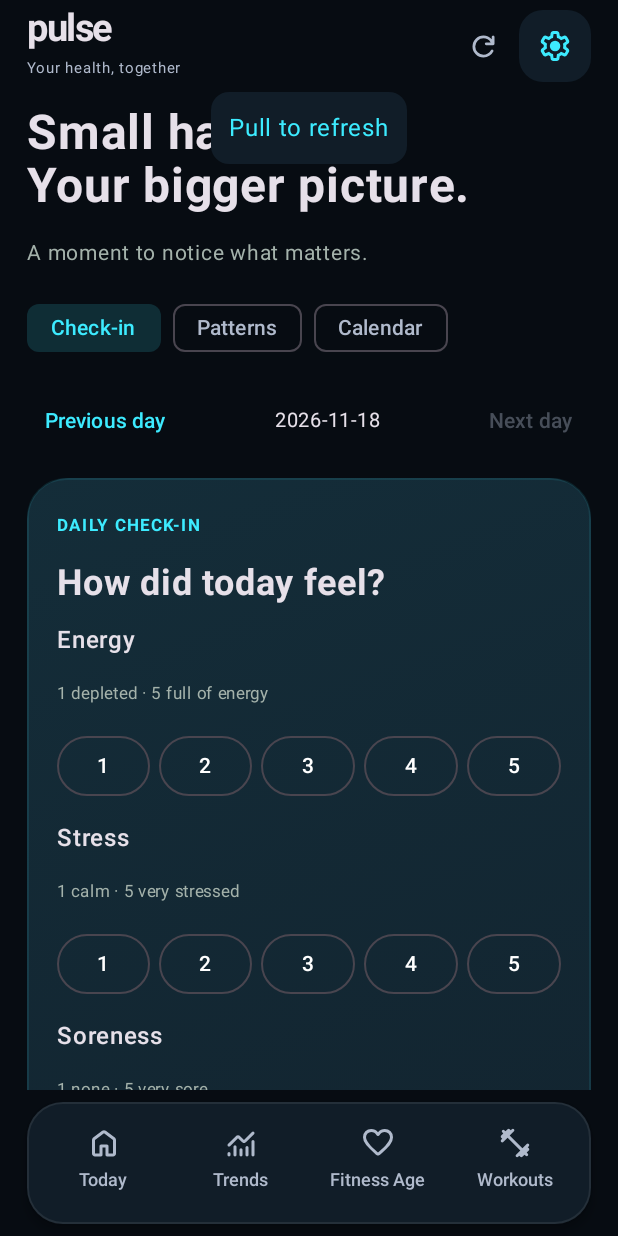
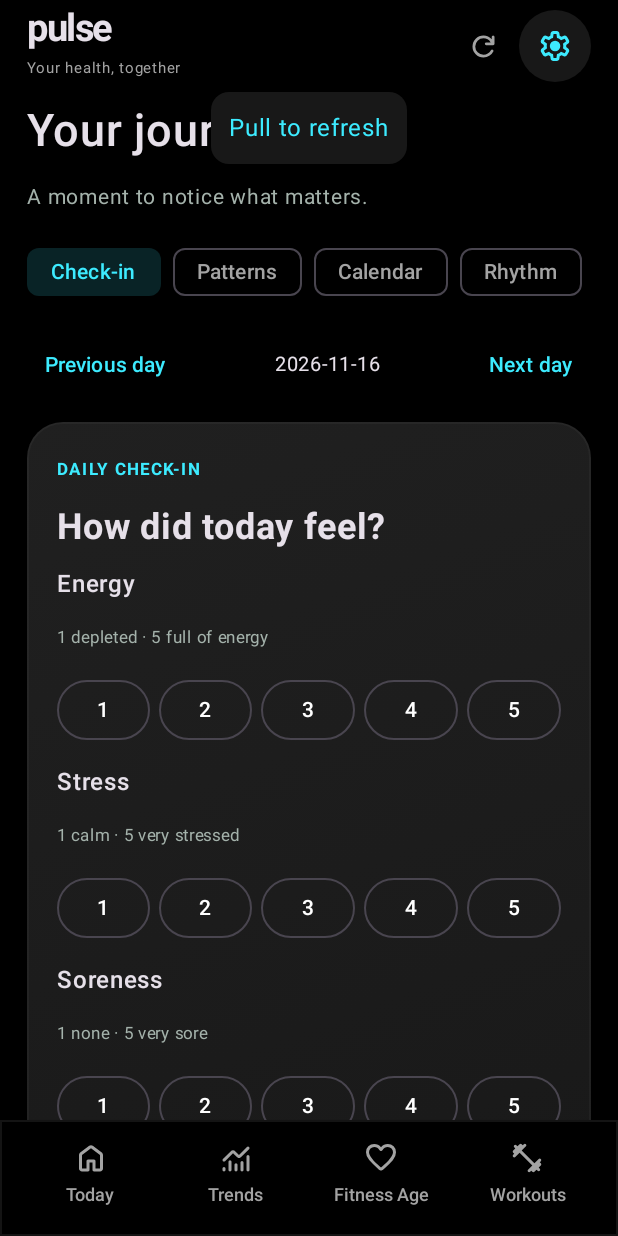
Before and after one commit to abhimanyuthakur98/GarminCodex165, an Android app built with Jetpack Compose: the screen it shows after launch (MainActivity), after a tap on "Journal", on a phone screen of 412 x 824 dp. Run offline under Robolectric (Android 15) with nearby library versions, the phone set to English and light mode, and no system bars; our stand-ins replace Room's generated code; libraries missing offline, so code that uses them is left out: androidx.health.connect; pictures from the network do not load; 4 statements that could not run were skipped.

Commit message:
Redesign Pulse with charcoal cards and compact charts; reset and refresh current day on reopen

```diff
--- a/app/build.gradle.kts
+++ b/app/build.gradle.kts
@@ -6,7 +6,7 @@ plugins {
 android {
     namespace = "com.garmincodex.app"
     compileSdk = 36
-    defaultConfig { applicationId = "com.garmincodex.app"; minSdk = 26; targetSdk = 36; versionCode = 19; versionName = "0.17.0"; manifestPlaceholders["appLabel"] = "Pulse 165" }
+    defaultConfig { applicationId = "com.garmincodex.app"; minSdk = 26; targetSdk = 36; versionCode = 20; versionName = "0.18.0"; manifestPlaceholders["appLabel"] = "Pulse 165" }
     signingConfigs { getByName("debug") { storeFile = rootProject.file(".signing/pulse-test.jks") } }
     buildTypes { getByName("debug") { applicationIdSuffix = ".testing2"; manifestPlaceholders["appLabel"] = "Pulse" } }
     buildFeatures { compose = true }
--- a/app/src/main/java/com/garmincodex/app/Appearance.kt
+++ b/app/src/main/java/com/garmincodex/app/Appearance.kt
@@ -18,13 +18,13 @@ import androidx.compose.ui.unit.dp
 import androidx.compose.ui.unit.sp
 
 data class PulseStyle(val name:String,val title:String,val primary:Color,val secondary:Color,val violet:Color,val warm:Color,val background:Color,val surface:Color,val seed:Color=primary) {
-    val muted:Color get()=Color(0xFFB0BACC)
+    val muted:Color get()=Color(0xFFA3A3A3)
     val line:Color get()=primary.copy(alpha=.18f)
     companion object {
-        val NEON_CYAN=PulseStyle("NEON_CYAN","Neon Cyan",Color(0xFF3DEBFF),Color(0xFF7AFFB2),Color(0xFFC0A0FF),Color(0xFFFFAA70),Color(0xFF070C12),Color(0xFF111D28))
-        val NEON_LIME=PulseStyle("NEON_LIME","Neon Lime",Color(0xFFC6FF42),Color(0xFF40F5CA),Color(0xFFE1A0FF),Color(0xFFFFA477),Color(0xFF090D09),Color(0xFF182016))
-        val NEON_VIOLET=PulseStyle("NEON_VIOLET","Neon Violet",Color(0xFFD0A0FF),Color(0xFF62E9FF),Color(0xFFFF8DD7),Color(0xFFFFB381),Color(0xFF100B17),Color(0xFF23192F))
-        val MIDNIGHT=PulseStyle("MIDNIGHT","Midnight Blue",Color(0xFF88B5FF),Color(0xFF8FD8CE),Color(0xFFC0AFF5),Color(0xFFFFB28D),Color(0xFF0C1018),Color(0xFF171E2B))
+        val NEON_CYAN=PulseStyle("NEON_CYAN","Neon Cyan",Color(0xFF3DEBFF),Color(0xFF7AFFB2),Color(0xFFC0A0FF),Color(0xFFFFAA70),Color(0xFF000000),Color(0xFF181818))
+        val NEON_LIME=PulseStyle("NEON_LIME","Neon Lime",Color(0xFFC6FF42),Color(0xFF40F5CA),Color(0xFFE1A0FF),Color(0xFFFFA477),Color(0xFF000000),Color(0xFF181818))
+        val NEON_VIOLET=PulseStyle("NEON_VIOLET","Neon Violet",Color(0xFFD0A0FF),Color(0xFF62E9FF),Color(0xFFFF8DD7),Color(0xFFFFB381),Color(0xFF000000),Color(0xFF181818))
+        val MIDNIGHT=PulseStyle("MIDNIGHT","Midnight Blue",Color(0xFF88B5FF),Color(0xFF8FD8CE),Color(0xFFC0AFF5),Color(0xFFFFB28D),Color(0xFF000000),Color(0xFF181818))
         val entries=listOf(NEON_CYAN,NEON_LIME,NEON_VIOLET,MIDNIGHT)
         fun custom(hex:String):PulseStyle? {
             val clean=hex.removePrefix("#").uppercase()
@@ -32,7 +32,7 @@ data class PulseStyle(val name:String,val title:String,val primary:Color,val sec
             val seed=Color(0xFF000000 or clean.toLong(16))
             var accent=seed
             repeat(12){if(accent.luminance()<.4f) accent=lerp(accent,Color.White,.12f)}
-            return PulseStyle("CUSTOM:"+clean,"Custom colour",accent,lerp(accent,Color(0xFF7AFFB2),.3f),lerp(accent,Color(0xFFD5A7FF),.5f),lerp(accent,Color(0xFFFFAA70),.65f),lerp(Color(0xFF080B10),seed,.045f),lerp(Color(0xFF171D26),seed,.09f),seed)
+            return PulseStyle("CUSTOM:"+clean,"Custom colour",accent,lerp(accent,Color(0xFF7AFFB2),.3f),lerp(accent,Color(0xFFD5A7FF),.5f),lerp(accent,Color(0xFFFFAA70),.65f),Color.Black,Color(0xFF181818),seed)
         }
         fun fromId(id:String?)=entries.firstOrNull{it.name==id} ?: id?.takeIf{it.startsWith("CUSTOM:")}?.let{custom(it.substringAfter(':'))} ?: NEON_CYAN
     }
@@ -69,7 +69,7 @@ internal val LocalPulseStyle=staticCompositionLocalOf { PulseStyle.NEON_CYAN }
             Text(label,fontSize=12.sp)
             Slider(channels[index],{v->val c=channels.toMutableList();c[index]=v;hex="%02X%02X%02X".format((c[0]*255).toInt(),(c[1]*255).toInt(),(c[2]*255).toInt())},modifier=Modifier.semantics{contentDescription=label+" colour channel"})
         }
-        Text("Your exact shade colours the activity tiles. Text and accents adapt for readability.",fontSize=12.sp)
+        Text("Your shade becomes the accent for numbers, charts and controls. Dark surfaces stay calm; accents adapt for readability.",fontSize=12.sp)
         Button(onClick={candidate?.let(onSelect)},enabled=candidate!=null,modifier=Modifier.fillMaxWidth()){Text("Apply custom colour")}
     }
 }
--- a/app/src/main/java/com/garmincodex/app/DashboardUi.kt
+++ b/app/src/main/java/com/garmincodex/app/DashboardUi.kt
@@ -48,7 +48,7 @@ private fun clock(t: Long?) = t?.let { Instant.ofEpochMilli(it).atZone(ZoneId.sy
 @OptIn(androidx.compose.material3.ExperimentalMaterial3Api::class)
 @Composable fun PulseDashboard(days: List<ConnectedDay>, sync: SyncState, live: DashboardState, connection: String, message: String?, sleepNeed: Int, maximumHr: Int, restingHr: Int,
     onConnect: () -> Unit, onSync: () -> Unit, onHealthSettings: () -> Unit, onSourceApp: () -> Unit, onBackground: () -> Unit,
-    onProfile: (Int, Int, Int) -> Unit, onClear: () -> Unit, onLive: () -> Unit, onStop: () -> Unit, goals: PersonalGoals = PersonalGoals(), onGoals: (PersonalGoals) -> Unit = {}, preferences: DashboardPreferences = DashboardPreferences(), onPreferences: (DashboardPreferences) -> Unit = {}, workouts: List<Workout> = emptyList(), checkIns: List<WorkoutCheckIn> = emptyList(), onCheckIn: (WorkoutCheckIn) -> Unit = {}, onImportFit: () -> Unit = {}, onRemoveWorkout: (String) -> Unit = {}, workoutMessage: String? = null, importingFit: Boolean = false, journal: List<JournalEntry> = emptyList(), habits: List<HabitTag> = emptyList(), onJournal: (JournalEntry) -> Unit = {}, onHabit: (HabitTag) -> Unit = {}, onDeleteJournal: (String) -> Unit = {}, onClearJournal: () -> Unit = {}, reminder: JournalReminder = JournalReminder(), onReminder: (JournalReminder) -> Unit = {}, miles: Boolean = false, onMiles: (Boolean) -> Unit = {}, onDismissMessage: () -> Unit = {}, onStepSource:(String)->Unit = {}, appearance:PulseStyle=PulseStyle.NEON_CYAN, onAppearance:(PulseStyle)->Unit = {}, onHistorySync:()->Unit = onSync) {
+    onProfile: (Int, Int, Int) -> Unit, onClear: () -> Unit, onLive: () -> Unit, onStop: () -> Unit, goals: PersonalGoals = PersonalGoals(), onGoals: (PersonalGoals) -> Unit = {}, preferences: DashboardPreferences = DashboardPreferences(), onPreferences: (DashboardPreferences) -> Unit = {}, workouts: List<Workout> = emptyList(), checkIns: List<WorkoutCheckIn> = emptyList(), onCheckIn: (WorkoutCheckIn) -> Unit = {}, onImportFit: () -> Unit = {}, onRemoveWorkout: (String) -> Unit = {}, workoutMessage: String? = null, importingFit: Boolean = false, journal: List<JournalEntry> = emptyList(), habits: List<HabitTag> = emptyList(), onJournal: (JournalEntry) -> Unit = {}, onHabit: (HabitTag) -> Unit = {}, onDeleteJournal: (String) -> Unit = {}, onClearJournal: () -> Unit = {}, reminder: JournalReminder = JournalReminder(), onReminder: (JournalReminder) -> Unit = {}, miles: Boolean = false, onMiles: (Boolean) -> Unit = {}, onDismissMessage: () -> Unit = {}, onStepSource:(String)->Unit = {}, appearance:PulseStyle=PulseStyle.NEON_CYAN, onAppearance:(PulseStyle)->Unit = {}, onHistorySync:()->Unit = onSync,foregroundRequest:Int=0,foregroundDate:String=LocalDate.now().toString()) {
     val palette = LocalPulseStyle.current
     val Lime = palette.primary
     val Orange = palette.warm
@@ -69,6 +69,7 @@ private fun clock(t: Long?) = t?.let { Instant.ofEpochMilli(it).atZone(ZoneId.sy
     var settingsReturnPage by rememberSaveable { mutableIntStateOf(0) }
     var selected by rememberSaveable { mutableStateOf(LocalDate.now().toString()) }
     var preview by rememberSaveable { mutableStateOf(false) }
+    LaunchedEffect(foregroundRequest,foregroundDate) { selected=foregroundDate;preview=false }
     val day = if (preview) previewDay(selected) else days.firstOrNull { it.date == selected }
     var profile by remember { mutableStateOf(false) }; var clear by remember { mutableStateOf(false) }
     var needState by remember(sleepNeed) { mutableIntStateOf(sleepNeed) }; var maxState by remember(maximumHr) { mutableIntStateOf(maximumHr) }; var restState by remember(restingHr) { mutableIntStateOf(restingHr) }
@@ -107,7 +108,7 @@ private fun clock(t: Long?) = t?.let { Instant.ofEpochMilli(it).atZone(ZoneId.sy
                 0 -> {
                     TodayDate(selected, { selected = it }, { journalDate=selected;journalRequest++;page=5 })
                     if(!expandedToday) {
-                        TodaySnapshot(day,sync,goals,needState,{detail=it},{page=6})
+                        TodaySnapshot(day,sync,goals,needState,{detail=it},{page=6},history=days)
                         OutlinedButton(onClick={expandedToday=true},modifier=Modifier.fillMaxWidth()){Text("All details")}
                     } else {
                     TextButton(onClick={expandedToday=false}) { Text("‹ Back to snapshot") }
--- a/app/src/main/java/com/garmincodex/app/DesignSystem.kt
+++ b/app/src/main/java/com/garmincodex/app/DesignSystem.kt
@@ -26,8 +26,8 @@ import androidx.compose.ui.text.font.FontWeight
 
     OutlinedButton(onClick=onClick,modifier=Modifier.heightIn(min=48.dp),shape=RoundedCornerShape(16.dp),
         contentPadding=PaddingValues(horizontal=10.dp,vertical=8.dp),
-        border=BorderStroke(1.dp,palette.primary.copy(alpha=if(selected) .6f else .22f)),
-        colors=ButtonDefaults.outlinedButtonColors(containerColor=palette.primary.copy(alpha=if(selected) .16f else .07f),contentColor=palette.primary)) {
+        border=BorderStroke(1.dp,Color.White.copy(alpha=.1f)),
+        colors=ButtonDefaults.outlinedButtonColors(containerColor=palette.surface,contentColor=palette.primary)) {
         Icon(androidx.compose.ui.res.painterResource(R.drawable.symbol_book),null,tint=palette.primary,modifier=Modifier.size(18.dp))
         Spacer(Modifier.width(6.dp));Text("Journal",fontSize=12.sp,fontWeight=FontWeight.SemiBold,maxLines=1)
     }
@@ -37,12 +37,12 @@ import androidx.compose.ui.text.font.FontWeight
     val palette = LocalPulseStyle.current
     val Lime = palette.primary
 
-    Surface(Modifier.navigationBarsPadding().padding(horizontal=18.dp,vertical=8.dp),shape=RoundedCornerShape(24.dp),color=palette.surface,border=androidx.compose.foundation.BorderStroke(1.dp,Color.White.copy(alpha=.08f)),shadowElevation=4.dp) {
-        Row(Modifier.fillMaxWidth().padding(5.dp),horizontalArrangement=Arrangement.SpaceEvenly) {
+    Surface(Modifier.navigationBarsPadding(),shape=RoundedCornerShape(0.dp),color=palette.background,border=androidx.compose.foundation.BorderStroke(1.dp,Color.White.copy(alpha=.08f)),shadowElevation=4.dp) {
+        Row(Modifier.fillMaxWidth().padding(horizontal=12.dp,vertical=5.dp),horizontalArrangement=Arrangement.SpaceEvenly) {
             listOf(0 to "Today",1 to "Trends",2 to "Fitness Age",4 to "Workouts").forEach { (index,label) ->
-                val selectedBackground by animateColorAsState(if(page==index) Lime.copy(alpha=.15f) else Color.Transparent,label="dock-selection")
+                val selectedBackground by animateColorAsState(if(page==index) Lime.copy(alpha=.055f) else Color.Transparent,label="dock-selection")
                 val tint by animateColorAsState(if(page==index) Lime else palette.muted,label="dock-tint")
-                Column(Modifier.weight(1f).background(selectedBackground,RoundedCornerShape(22.dp)).selectable(page==index,role=Role.Tab,onClick={onPage(index)}).padding(vertical=10.dp),horizontalAlignment=Alignment.CenterHorizontally,verticalArrangement=Arrangement.spacedBy(5.dp)) {
+                Column(Modifier.weight(1f).background(selectedBackground,RoundedCornerShape(22.dp)).selectable(page==index,role=Role.Tab,onClick={onPage(index)}).padding(vertical=8.dp),horizontalAlignment=Alignment.CenterHorizontally,verticalArrangement=Arrangement.spacedBy(5.dp)) {
                     DockIcon(index,tint)
                     BasicText(label,modifier=Modifier.fillMaxWidth(),maxLines=1,autoSize=TextAutoSize.StepBased(10.sp,12.sp),style=TextStyle(color=tint,textAlign=androidx.compose.ui.text.style.TextAlign.Center,fontWeight=if(page==index) FontWeight.Bold else FontWeight.Medium))
                     Box(Modifier.size(width=14.dp,height=2.dp).background(if(page==index)Lime else Color.Transparent,RoundedCornerShape(2.dp)))
@@ -58,7 +58,7 @@ import androidx.compose.ui.text.font.FontWeight
 @Composable internal fun JournalCard(title:String,accent:Color=LocalPulseStyle.current.primary,content:@Composable ColumnScope.()->Unit) {
     val palette = LocalPulseStyle.current
 
-    Column(Modifier.fillMaxWidth().background(Brush.linearGradient(listOf(accent.copy(alpha=.08f).compositeOver(palette.surface),palette.surface)),RoundedCornerShape(28.dp)).border(1.dp,accent.copy(alpha=.10f),RoundedCornerShape(26.dp)).padding(20.dp),verticalArrangement=Arrangement.spacedBy(12.dp)) {
+    Column(Modifier.fillMaxWidth().background(Brush.linearGradient(listOf(Color(0xFF202020),Color(0xFF141414))),RoundedCornerShape(24.dp)).border(1.dp,Color.White.copy(alpha=.035f),RoundedCornerShape(24.dp)).padding(20.dp),verticalArrangement=Arrangement.spacedBy(12.dp)) {
         Text(title,color=accent,fontSize=11.sp,fontWeight=FontWeight.Bold,letterSpacing=1.3.sp);content()
     }
 }
--- a/app/src/main/java/com/garmincodex/app/HealthRepository.kt
+++ b/app/src/main/java/com/garmincodex/app/HealthRepository.kt
@@ -84,6 +84,11 @@ class DashboardViewModel(private val repo: HealthRepository, val sync: HealthCon
     val connected = dao.connected().stateIn(viewModelScope, SharingStarted.WhileSubscribed(5000), emptyList())
     val syncStatus = sync.status.asStateFlow()
     private var syncJob: Job? = null
+    private var dayRefreshJob: Job? = null
+    fun refreshCurrentDay() {
+        if(dayRefreshJob?.isActive==true)return
+        dayRefreshJob=viewModelScope.launch { syncJob?.join();refresh() }
+    }
     fun refresh(fullHistory:Boolean=false,onFinished: ((Boolean) -> Unit)? = null) { if (syncJob?.isActive == true) return; syncJob = viewModelScope.launch { val success=sync.sync(fullHistory);onFinished?.invoke(success) } }
     fun clearImported() { viewModelScope.launch { sync.clear() } }
     val state = repo.state.asStateFlow()
--- a/app/src/main/java/com/garmincodex/app/JournalUi.kt
+++ b/app/src/main/java/com/garmincodex/app/JournalUi.kt
@@ -27,10 +27,11 @@ private val JournalMuted=Color(0xFFA4B2AB)
     var clear by remember {mutableStateOf(false)}
     var lastRequest by rememberSaveable{mutableIntStateOf(openRequest)}
     LaunchedEffect(openRequest){if(lastRequest!=openRequest){date=initialDate;tab=0;month=YearMonth.from(LocalDate.parse(initialDate)).toString();lastRequest=openRequest}}
-    Text("Small habits.\nYour bigger picture.",fontSize=32.sp,lineHeight=35.sp,fontWeight=FontWeight.Bold)
+    Text("Your journal",fontSize=30.sp,fontWeight=FontWeight.Medium)
     Text("A moment to notice what matters.",color=JournalMuted,fontSize=14.sp)
-    Row(horizontalArrangement=Arrangement.spacedBy(8.dp)) {listOf("Check-in","Patterns","Calendar").forEachIndexed {i,title->FilterChip(tab==i,{tab=i},label={Text(title)})}}
+    Row(Modifier.horizontalScroll(rememberScrollState()),horizontalArrangement=Arrangement.spacedBy(8.dp)) {listOf("Check-in","Patterns","Calendar","Rhythm").forEachIndexed {i,title->FilterChip(tab==i,{tab=i},label={Text(title)})}}
     when(tab) {
+        3 -> JournalRhythm(entries)
         0 -> {
             Row(Modifier.fillMaxWidth(),horizontalArrangement=Arrangement.SpaceBetween,verticalAlignment=Alignment.CenterVertically) {TextButton(onClick={date=LocalDate.parse(date).minusDays(1).toString()}){Text("Previous day")};Text(date,fontSize=13.sp);TextButton(enabled=LocalDate.parse(date)<LocalDate.now(),onClick={date=LocalDate.parse(date).plusDays(1).toString()}){Text("Next day")}}
             key(date) { JournalForm(date,entries.firstOrNull{it.date==date},tags,onSave,onTag,onDelete) }
--- a/app/src/main/java/com/garmincodex/app/MainActivity.kt
+++ b/app/src/main/java/com/garmincodex/app/MainActivity.kt
@@ -25,6 +25,8 @@ import org.koin.android.ext.android.get
 
 class MainActivity : ComponentActivity() {
     private lateinit var vm: DashboardViewModel
+    private var foregroundRequest by mutableIntStateOf(0)
+    private var foregroundDate by mutableStateOf(java.time.LocalDate.now().toString())
     private val uiMessage = mutableStateOf<String?>(null)
     private val choosing = mutableStateOf(false)
     private val healthPermissions = registerForActivityResult(PermissionController.createRequestPermissionResultContract()) { vm.refresh() }
@@ -65,13 +67,25 @@ class MainActivity : ComponentActivity() {
         if (vm.sync.availability() == HealthConnectClient.SDK_AVAILABLE) healthPermissions.launch(HealthConnectSync.READ_PERMISSIONS)
         else open(Intent(Intent.ACTION_VIEW, Uri.parse("https://play.google.com/store/apps/details?id=com.google.android.apps.healthdata")))
     }
-    override fun onResume() { super.onResume(); if (::vm.isInitialized) vm.refresh() }
+    override fun onResume() {
+        super.onResume()
+        foregroundDate=java.time.LocalDate.now().toString()
+        foregroundRequest++
+        if (::vm.isInitialized) vm.refreshCurrentDay()
+    }
     override fun onCreate(savedInstanceState: Bundle?) {
         super.onCreate(savedInstanceState); enableEdgeToEdge(); reminderState.value=JournalNotifications.read(this)
         vm = ViewModelProvider(this, object : ViewModelProvider.Factory {
             @Suppress("UNCHECKED_CAST") override fun <T : androidx.lifecycle.ViewModel> create(modelClass: Class<T>): T = get<DashboardViewModel>() as T
         })[DashboardViewModel::class.java]
         lifecycleScope.launch { repeatOnLifecycle(Lifecycle.State.RESUMED) { while(true) { delay(600000); vm.refresh() } } }
+        lifecycleScope.launch { repeatOnLifecycle(Lifecycle.State.RESUMED) {
+            while(true) {
+                delay(30000)
+                val today=java.time.LocalDate.now().toString()
+                if(today!=foregroundDate) { foregroundDate=today;foregroundRequest++;vm.refreshCurrentDay() }
+            }
+        } }
         setContent {
             val appearance by vm.sync.appearance.collectAsStateWithLifecycle()
             val dashboardPreferences by vm.sync.dashboardPreferences.collectAsStateWithLifecycle()
@@ -97,7 +111,7 @@ class MainActivity : ComponentActivity() {
                     onProfile = { n, m, r -> vm.sync.saveProfile(n, m, r); vm.refresh() }, onClear = { vm.clearImported() },
                     onLive = { stopService(Intent(this, TrackingService::class.java)); blePermissions.launch(if (Build.VERSION.SDK_INT >= 31) arrayOf(Manifest.permission.BLUETOOTH_SCAN, Manifest.permission.BLUETOOTH_CONNECT) else arrayOf(Manifest.permission.ACCESS_FINE_LOCATION)) },
                     onStop = { vm.stop(); stopService(Intent(this, TrackingService::class.java)) },
-                    goals = goals, onGoals = { vm.sync.saveGoals(it) }, preferences = if(intent.getBooleanExtra("openJournal",false)) dashboardPreferences.copy(startPage=5) else if(intent.getBooleanExtra("openToday",false)) dashboardPreferences.copy(startPage=0) else dashboardPreferences, onPreferences = { vm.sync.saveDashboard(it) }, workouts = workouts, checkIns = checkIns, onCheckIn = vm::saveCheckIn, onImportFit = { fitPicker.launch(arrayOf("*/*")) }, onRemoveWorkout = vm::removeWorkout, workoutMessage = workoutMessage, importingFit = importingFit, journal = journal, habits = habits, onJournal = vm::saveJournal, onHabit = vm::saveHabit, onDeleteJournal = vm::deleteJournal, onClearJournal = vm::clearJournal, reminder = reminderState.value, onReminder = ::setJournalReminder, miles = miles, onMiles = vm.sync::saveDistanceMiles, onDismissMessage = {uiMessage.value=null}, onStepSource = { vm.sync.saveStepSource(it); vm.refresh() }, appearance=appearance, onAppearance=vm.sync::saveAppearance, onHistorySync={vm.refresh(fullHistory=true)})
+                    goals = goals, onGoals = { vm.sync.saveGoals(it) }, preferences = if(intent.getBooleanExtra("openJournal",false)) dashboardPreferences.copy(startPage=5) else if(intent.getBooleanExtra("openToday",false)) dashboardPreferences.copy(startPage=0) else dashboardPreferences, onPreferences = { vm.sync.saveDashboard(it) }, workouts = workouts, checkIns = checkIns, onCheckIn = vm::saveCheckIn, onImportFit = { fitPicker.launch(arrayOf("*/*")) }, onRemoveWorkout = vm::removeWorkout, workoutMessage = workoutMessage, importingFit = importingFit, journal = journal, habits = habits, onJournal = vm::saveJournal, onHabit = vm::saveHabit, onDeleteJournal = vm::deleteJournal, onClearJournal = vm::clearJournal, reminder = reminderState.value, onReminder = ::setJournalReminder, miles = miles, onMiles = vm.sync::saveDistanceMiles, onDismissMessage = {uiMessage.value=null}, onStepSource = { vm.sync.saveStepSource(it); vm.refresh() }, appearance=appearance, onAppearance=vm.sync::saveAppearance, onHistorySync={vm.refresh(fullHistory=true)},foregroundRequest=foregroundRequest,foregroundDate=foregroundDate)
                 if (choosing.value) WatchDialog(watches, connection, { choosing.value = false }, { vm.scan() }) {
                     vm.select(it); choosing.value = false
                     try { ContextCompat.startForegroundService(this, Intent(this, TrackingService::class.java)) }
--- a/app/src/main/java/com/garmincodex/app/TodayUi.kt
+++ b/app/src/main/java/com/garmincodex/app/TodayUi.kt
@@ -37,7 +37,7 @@ private val Lavender=Color(0xFFC0AFF5)
         IconButton(onClick=onSync,enabled=!busy,modifier=Modifier.semantics{contentDescription=if(busy) "Syncing health data" else "Sync health data"}) {
             Icon(painterResource(R.drawable.symbol_refresh),null,tint=if(busy)palette.muted.copy(alpha=.4f) else palette.muted,modifier=Modifier.size(22.dp))
         }
-        if(onBack==null) IconButton(onClick=onSettings,modifier=Modifier.background(palette.surface,RoundedCornerShape(16.dp)).semantics{contentDescription="Open Settings"}) { DockIcon(3,palette.primary) }
+        if(onBack==null) IconButton(onClick=onSettings,modifier=Modifier.background(palette.surface,RoundedCornerShape(50.dp)).semantics{contentDescription="Open Settings"}) { DockIcon(3,palette.primary) }
     }
 }
 @Composable internal fun TodayDate(date:String,onDate:(String)->Unit,onJournal:()->Unit) {
@@ -48,11 +48,12 @@ private val Lavender=Color(0xFFC0AFF5)
     var calendar by remember{mutableStateOf(false)}
     Row(Modifier.fillMaxWidth(),verticalAlignment=Alignment.CenterVertically) {
         Column(Modifier.weight(1f).clickable(role=Role.Button,onClickLabel="Show date navigation"){calendar=!calendar}.padding(vertical=6.dp)) {
-            Text(if(d==LocalDate.now()) "Today" else d.format(DateTimeFormatter.ofPattern("EEEE")),fontSize=36.sp,fontWeight=FontWeight.Bold)
+            Text(if(d==LocalDate.now()) "Today" else d.format(DateTimeFormatter.ofPattern("EEEE")),fontSize=28.sp,fontWeight=FontWeight.Medium)
             Text(d.format(DateTimeFormatter.ofPattern("d MMM yyyy"))+"  ▾",fontSize=12.sp,color=Soft)
         }
         JournalAction(false,onJournal)
     }
+    QuickWeek(date,onDate)
     if(calendar) Row(Modifier.fillMaxWidth(),verticalAlignment=Alignment.CenterVertically,horizontalArrangement=Arrangement.SpaceBetween) {
         TextButton(onClick={onDate(d.minusDays(1).toString())},modifier=Modifier.semantics{contentDescription="Previous day"}){Text("‹ Previous")}
         TextButton(onClick={onDate(LocalDate.now().toString());calendar=false}){Text("Today")}
@@ -64,7 +65,7 @@ private val Lavender=Color(0xFFC0AFF5)
 
     Column(modifier.fillMaxWidth().clip(RoundedCornerShape(24.dp)).background(palette.surface).clickable(role=Role.Button,onClick=onClick).padding(16.dp),verticalArrangement=Arrangement.spacedBy(8.dp),content=content)
 }
-@Composable internal fun TodaySnapshot(day:ConnectedDay?,sync:SyncState,goals:PersonalGoals,sleepNeed:Int,onDetail:(String)->Unit,onConnection:()->Unit) {
+@Composable internal fun TodaySnapshot(day:ConnectedDay?,sync:SyncState,goals:PersonalGoals,sleepNeed:Int,onDetail:(String)->Unit,onConnection:()->Unit,history:List<ConnectedDay> = emptyList()) {
     val palette = LocalPulseStyle.current
     val Lime = palette.primary
     val Orange = palette.warm
@@ -84,6 +85,7 @@ private val Lavender=Color(0xFFC0AFF5)
     }
     val reveal=chartEntrance(day?.updatedAt ?: 0L)
     ActivityTiles(day,goals,reveal,onDetail,sync)
+    WeekActivity(history,day?.date ?: LocalDate.now().toString(),goals)
     SleepHero(day,sleepNeed){onDetail("sleep")}
     val recovery=day?.recovery
     val tint=when{recovery==null->Soft;recovery<34->Color(0xFFFF8791);recovery<67->Color(0xFFF4CA58);else->palette.secondary}
@@ -108,6 +110,7 @@ private val Lavender=Color(0xFFC0AFF5)
     val last=remember(day?.chart){ day?.chart?.split(';')?.mapNotNull{row->val p=row.split(',');if(p.size==2)p[0].toLongOrNull()?.let{t->p[1].toIntOrNull()?.let{t to it}} else null}?.maxByOrNull{it.first} }
     SnapshotCard(onClick={onDetail("hr")}) {
         Row(Modifier.fillMaxWidth(),horizontalArrangement=Arrangement.SpaceBetween){Text("Recent heart rate",fontSize=12.sp,color=Soft);Text(last?.let{"${it.second} bpm"} ?: "—",fontWeight=FontWeight.Bold)}
+        HeartSpark(day)
         Text(last?.let{Instant.ofEpochMilli(it.first).atZone(ZoneId.systemDefault()).format(DateTimeFormatter.ofPattern("d MMM · HH:mm"))+" · chart average ›"} ?: "No heart-rate samples yet",fontSize=11.sp,color=Soft)
     }
 }
```
Also changed, not shown: app/src/main/java/com/garmincodex/app/GoalTiles.kt (+16 -16 lines), app/src/main/java/com/garmincodex/app/ReferenceDashboard.kt (added, +114 -0 lines), 2 other files.
